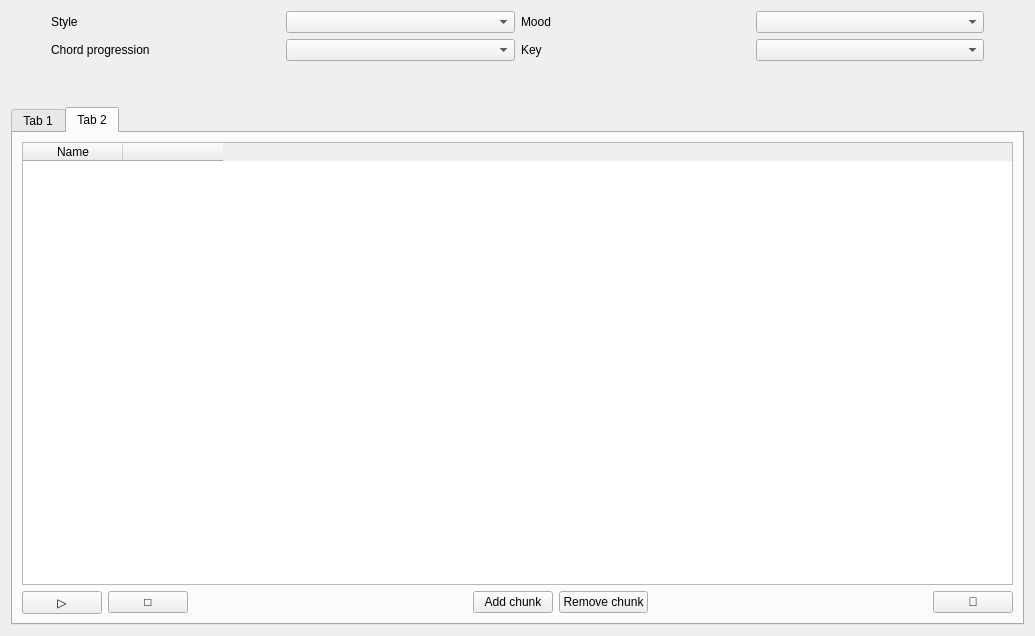
Old version of the form App.ui in the repository AlexeyPeov/SongGenGUI.
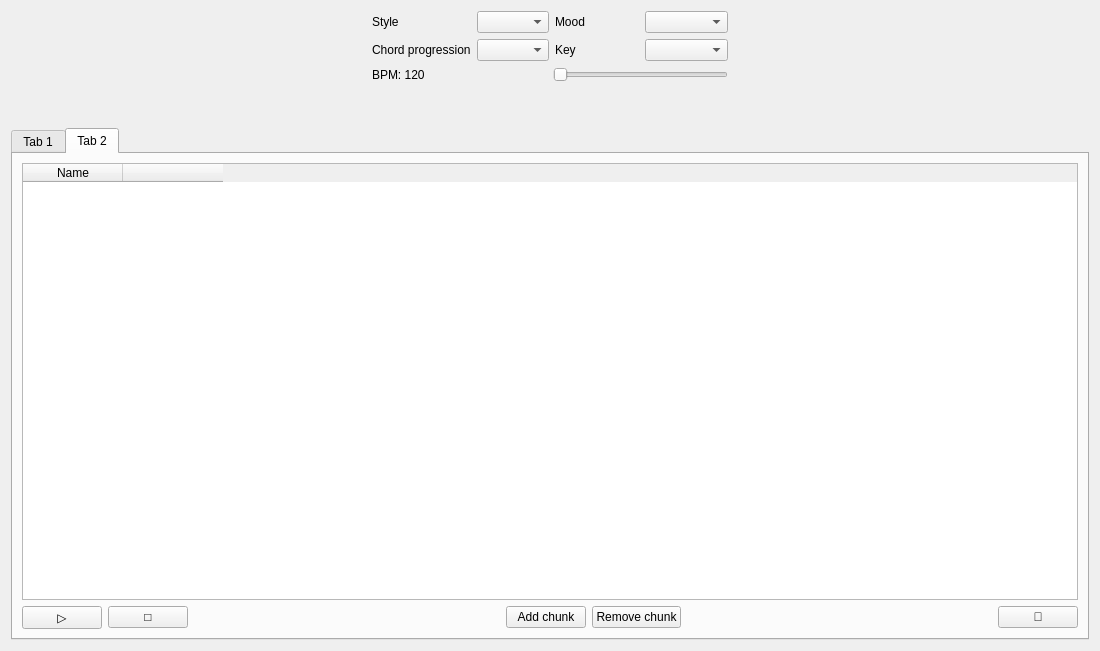
New version of the form. The open tabs and pages were chosen to show the change.

The edit to the form file:
```diff
--- a/App.ui
+++ b/App.ui
@@ -6,125 +6,15 @@
    <rect>
     <x>0</x>
     <y>0</y>
-    <width>1035</width>
-    <height>636</height>
+    <width>1100</width>
+    <height>651</height>
    </rect>
   </property>
   <property name="windowTitle">
    <string>App</string>
   </property>
   <layout class="QGridLayout" name="gridLayout_4">
-   <item row="0" column="0">
-    <layout class="QVBoxLayout" name="verticalLayout_4">
-     <item>
-      <layout class="QVBoxLayout" name="verticalLayout_3">
-       <item>
-        <layout class="QHBoxLayout" name="horizontalLayout_6">
-         <item>
-          <spacer name="horizontalSpacer_3">
-           <property name="orientation">
-            <enum>Qt::Horizontal</enum>
-           </property>
-           <property name="sizeType">
-            <enum>QSizePolicy::Preferred</enum>
-           </property>
-           <property name="sizeHint" stdset="0">
-            <size>
-             <width>40</width>
-             <height>20</height>
-            </size>
-           </property>
-          </spacer>
-         </item>
-         <item>
-          <layout class="QHBoxLayout" name="horizontalLayout_5">
-           <item>
-            <layout class="QGridLayout" name="gridLayout_2">
-             <item row="1" column="1">
-              <widget class="QLabel" name="barAmountLabel">
-               <property name="text">
-                <string>Chord progression</string>
-               </property>
-              </widget>
-             </item>
-             <item row="0" column="2">
-              <widget class="QComboBox" name="styleComboBox"/>
-             </item>
-             <item row="1" column="2">
-              <widget class="QComboBox" name="chordProgressionComboBox"/>
-             </item>
-             <item row="0" column="1">
-              <widget class="QLabel" name="styleLabel">
-               <property name="text">
-                <string>Style</string>
-               </property>
-              </widget>
-             </item>
-            </layout>
-           </item>
-           <item>
-            <layout class="QGridLayout" name="gridLayout_3">
-             <item row="1" column="1">
-              <widget class="QComboBox" name="keyComboBox"/>
-             </item>
-             <item row="0" column="1">
-              <widget class="QComboBox" name="moodComboBox"/>
-             </item>
-             <item row="1" column="0">
-              <widget class="QLabel" name="keyLabel">
-               <property name="text">
-                <string>Key</string>
-               </property>
-              </widget>
-             </item>
-             <item row="0" column="0">
-              <widget class="QLabel" name="moodLabel">
-               <property name="text">
-                <string>Mood</string>
-               </property>
-              </widget>
-             </item>
-            </layout>
-           </item>
-          </layout>
-         </item>
-         <item>
-          <spacer name="horizontalSpacer_5">
-           <property name="orientation">
-            <enum>Qt::Horizontal</enum>
-           </property>
-           <property name="sizeType">
-            <enum>QSizePolicy::Preferred</enum>
-           </property>
-           <property name="sizeHint" stdset="0">
-            <size>
-             <width>40</width>
-             <height>20</height>
-            </size>
-           </property>
-          </spacer>
-         </item>
-        </layout>
-       </item>
-       <item>
-        <spacer name="verticalSpacer">
-         <property name="orientation">
-          <enum>Qt::Vertical</enum>
-         </property>
-         <property name="sizeType">
-          <enum>QSizePolicy::Preferred</enum>
-         </property>
-         <property name="sizeHint" stdset="0">
-          <size>
-           <width>20</width>
-           <height>40</height>
-          </size>
-         </property>
-        </spacer>
-       </item>
-      </layout>
-     </item>
-     <item>
+   <item row="2" column="0" colspan="3">
       <widget class="QTabWidget" name="tabWidget">
        <property name="currentIndex">
         <number>0</number>
@@ -229,20 +119,6 @@
          <string>Tab 2</string>
         </attribute>
         <layout class="QGridLayout" name="gridLayout_5">
-         <item row="0" column="0">
-          <widget class="QTableWidget" name="timelineTableWidget">
-           <column>
-            <property name="text">
-             <string>Name</string>
-            </property>
-           </column>
-           <column>
-            <property name="text">
-             <string/>
-            </property>
-           </column>
-          </widget>
-         </item>
          <item row="2" column="0">
           <layout class="QHBoxLayout" name="horizontalLayout_2">
            <item>
@@ -308,11 +184,151 @@
            </item>
           </layout>
          </item>
+       <item row="0" column="0">
+        <widget class="QTableWidget" name="timelineTableWidget">
+         <column>
+          <property name="text">
+           <string>Name</string>
+          </property>
+         </column>
+         <column>
+          <property name="text">
+           <string/>
+          </property>
+         </column>
+        </widget>
+       </item>
         </layout>
        </widget>
       </widget>
      </item>
-    </layout>
+   <item row="0" column="1">
+    <layout class="QVBoxLayout" name="verticalLayout_2">
+     <item>
+      <layout class="QGridLayout" name="gridLayout_6">
+       <item row="0" column="0">
+        <layout class="QGridLayout" name="gridLayout_2">
+         <item row="0" column="2">
+          <widget class="QComboBox" name="styleComboBox"/>
+         </item>
+         <item row="1" column="1">
+          <widget class="QLabel" name="barAmountLabel">
+           <property name="text">
+            <string>Chord progression</string>
+           </property>
+          </widget>
+         </item>
+         <item row="0" column="1">
+          <widget class="QLabel" name="styleLabel">
+           <property name="text">
+            <string>Style</string>
+           </property>
+          </widget>
+         </item>
+         <item row="1" column="2">
+          <widget class="QComboBox" name="chordProgressionComboBox"/>
+         </item>
+        </layout>
+       </item>
+       <item row="0" column="1">
+        <layout class="QGridLayout" name="gridLayout_3">
+         <item row="1" column="0">
+          <widget class="QLabel" name="keyLabel">
+           <property name="text">
+            <string>Key</string>
+           </property>
+          </widget>
+         </item>
+         <item row="1" column="1">
+          <widget class="QComboBox" name="keyComboBox"/>
+         </item>
+         <item row="0" column="0">
+          <widget class="QLabel" name="moodLabel">
+           <property name="text">
+            <string>Mood</string>
+           </property>
+          </widget>
+         </item>
+         <item row="0" column="1">
+          <widget class="QComboBox" name="moodComboBox"/>
+         </item>
+        </layout>
+       </item>
+      </layout>
+     </item>
+     <item>
+      <layout class="QHBoxLayout" name="horizontalLayout_3">
+       <item>
+        <widget class="QLabel" name="bpmLabel">
+         <property name="text">
+          <string>BPM: 120</string>
+         </property>
+        </widget>
+       </item>
+       <item>
+        <widget class="QSlider" name="tempoSlider">
+         <property name="sizePolicy">
+          <sizepolicy hsizetype="Preferred" vsizetype="Fixed">
+           <horstretch>0</horstretch>
+           <verstretch>0</verstretch>
+          </sizepolicy>
+         </property>
+         <property name="orientation">
+          <enum>Qt::Horizontal</enum>
+         </property>
+        </widget>
+       </item>
+      </layout>
+     </item>
+    </layout>
+   </item>
+   <item row="0" column="0">
+    <spacer name="horizontalSpacer_3">
+     <property name="orientation">
+      <enum>Qt::Horizontal</enum>
+     </property>
+     <property name="sizeType">
+      <enum>QSizePolicy::Preferred</enum>
+     </property>
+     <property name="sizeHint" stdset="0">
+      <size>
+       <width>354</width>
+       <height>20</height>
+      </size>
+     </property>
+    </spacer>
+   </item>
+   <item row="1" column="1">
+    <spacer name="verticalSpacer">
+     <property name="orientation">
+      <enum>Qt::Vertical</enum>
+     </property>
+     <property name="sizeType">
+      <enum>QSizePolicy::Preferred</enum>
+     </property>
+     <property name="sizeHint" stdset="0">
+      <size>
+       <width>20</width>
+       <height>40</height>
+      </size>
+     </property>
+    </spacer>
+   </item>
+   <item row="0" column="2">
+    <spacer name="horizontalSpacer_5">
+     <property name="orientation">
+      <enum>Qt::Horizontal</enum>
+     </property>
+     <property name="sizeType">
+      <enum>QSizePolicy::Preferred</enum>
+     </property>
+     <property name="sizeHint" stdset="0">
+      <size>
+       <width>354</width>
+       <height>20</height>
+      </size>
+     </property>
+    </spacer>
    </item>
   </layout>
  </widget>
```
Lines whose indentation alone changed are shown as unchanged.
